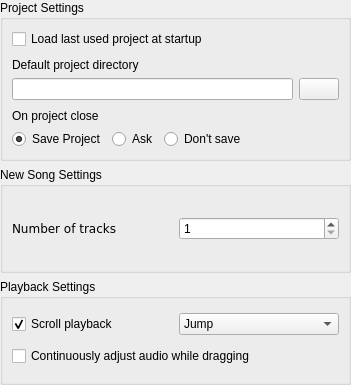
Above: src/traverso/ui/BehaviorConfigPage.ui from ErwanLegrand/Traverso-DAW before the change. Below: the same form after it.
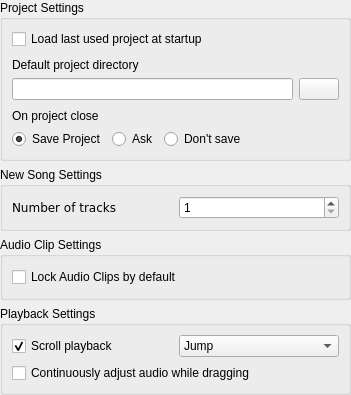
That is the form after the change.

Commit message: Locking of AudioClips can be switched off in the Preferences dialog

```diff
--- a/src/traverso/ui/BehaviorConfigPage.ui
+++ b/src/traverso/ui/BehaviorConfigPage.ui
@@ -6,7 +6,7 @@
     <x>0</x>
     <y>0</y>
     <width>351</width>
-    <height>385</height>
+    <height>395</height>
    </rect>
   </property>
   <property name="windowTitle" >
@@ -187,26 +187,60 @@
      </layout>
     </widget>
    </item>
+   <item>
+    <widget class="QGroupBox" name="groupBox_4" >
+     <property name="title" >
+      <string>Audio Clip Settings</string>
+     </property>
+     <layout class="QVBoxLayout" >
+      <item>
+       <widget class="QCheckBox" name="lockClipsCheckBox" >
+        <property name="text" >
+         <string>Lock Audio Clips by default</string>
+        </property>
+       </widget>
+      </item>
+     </layout>
+    </widget>
+   </item>
    <item>
     <widget class="QGroupBox" name="groupBox_3" >
      <property name="title" >
       <string>Playback Settings</string>
      </property>
      <layout class="QVBoxLayout" >
-      <property name="margin" >
-       <number>9</number>
-      </property>
       <property name="spacing" >
        <number>6</number>
       </property>
+      <property name="leftMargin" >
+       <number>9</number>
+      </property>
+      <property name="topMargin" >
+       <number>9</number>
+      </property>
+      <property name="rightMargin" >
+       <number>9</number>
+      </property>
+      <property name="bottomMargin" >
+       <number>9</number>
+      </property>
       <item>
        <layout class="QHBoxLayout" >
-        <property name="margin" >
-         <number>0</number>
-        </property>
         <property name="spacing" >
          <number>6</number>
         </property>
+        <property name="leftMargin" >
+         <number>0</number>
+        </property>
+        <property name="topMargin" >
+         <number>0</number>
+        </property>
+        <property name="rightMargin" >
+         <number>0</number>
+        </property>
+        <property name="bottomMargin" >
+         <number>0</number>
+        </property>
         <item>
          <widget class="QCheckBox" name="keepCursorVisibleCheckBox" >
           <property name="toolTip" >
```
Left out of the diff: 126 changed lines with no effect on the pictures. The commit also changes 2 other files.
